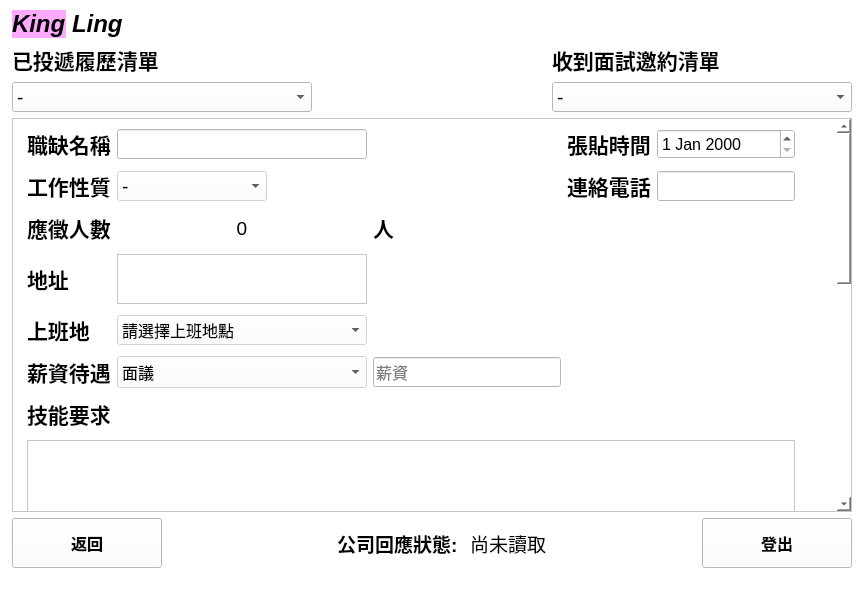
smilesmilehero/Advanced_Python_final_project_resume_system, file UI/user_mail.ui: the form before one commit.
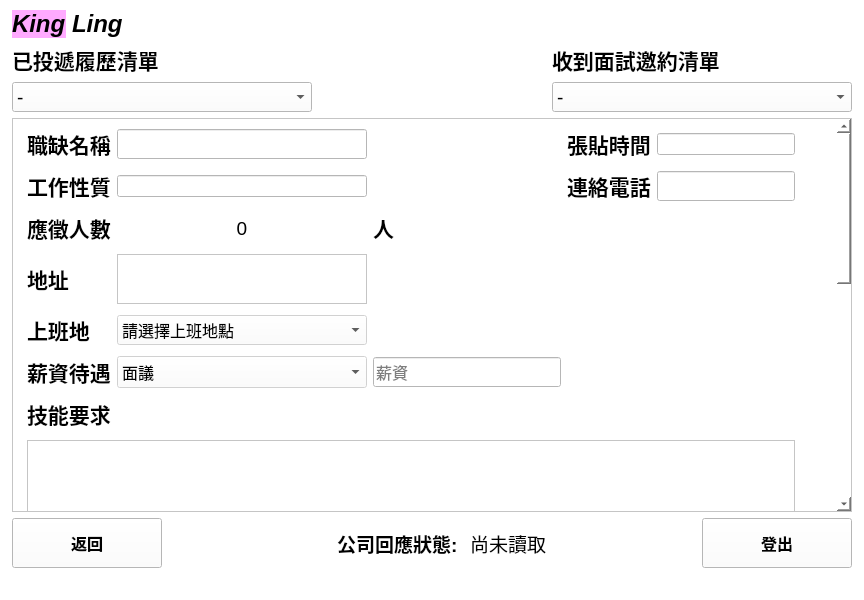
The form after the commit.

Commit message: update mail, search

The edit to the form file:
```diff
--- a/UI/user_mail.ui
+++ b/UI/user_mail.ui
@@ -294,9 +294,9 @@
          <property name="geometry">
           <rect>
            <x>0</x>
-           <y>-504</y>
-           <width>819</width>
-           <height>909</height>
+           <y>0</y>
+           <width>822</width>
+           <height>944</height>
           </rect>
          </property>
          <layout class="QGridLayout" name="gridLayout_4">
@@ -1752,304 +1752,6 @@
               </property>
              </widget>
             </item>
-            <item row="0" column="4">
-             <widget class="QDateEdit" name="post_dateEdit">
-              <property name="enabled">
-               <bool>false</bool>
-              </property>
-              <property name="maximumSize">
-               <size>
-                <width>150</width>
-                <height>30</height>
-               </size>
-              </property>
-              <property name="palette">
-               <palette>
-                <active>
-                 <colorrole role="WindowText">
-                  <brush brushstyle="SolidPattern">
-                   <color alpha="255">
-                    <red>0</red>
-                    <green>0</green>
-                    <blue>0</blue>
-                   </color>
-                  </brush>
-                 </colorrole>
-                 <colorrole role="Button">
-                  <brush brushstyle="SolidPattern">
-                   <color alpha="255">
-                    <red>255</red>
-                    <green>255</green>
-                    <blue>255</blue>
-                   </color>
-                  </brush>
-                 </colorrole>
-                 <colorrole role="Midlight">
-                  <brush brushstyle="SolidPattern">
-                   <color alpha="255">
-                    <red>0</red>
-                    <green>0</green>
-                    <blue>0</blue>
-                   </color>
-                  </brush>
-                 </colorrole>
-                 <colorrole role="Dark">
-                  <brush brushstyle="SolidPattern">
-                   <color alpha="255">
-                    <red>0</red>
-                    <green>0</green>
-                    <blue>0</blue>
-                   </color>
-                  </brush>
-                 </colorrole>
-                 <colorrole role="Mid">
-                  <brush brushstyle="SolidPattern">
-                   <color alpha="255">
-                    <red>0</red>
-                    <green>0</green>
-                    <blue>0</blue>
-                   </color>
-                  </brush>
-                 </colorrole>
-                 <colorrole role="Text">
-                  <brush brushstyle="SolidPattern">
-                   <color alpha="255">
-                    <red>0</red>
-                    <green>0</green>
-                    <blue>0</blue>
-                   </color>
-                  </brush>
-                 </colorrole>
-                 <colorrole role="ButtonText">
-                  <brush brushstyle="SolidPattern">
-                   <color alpha="255">
-                    <red>0</red>
-                    <green>0</green>
-                    <blue>0</blue>
-                   </color>
-                  </brush>
-                 </colorrole>
-                 <colorrole role="Base">
-                  <brush brushstyle="SolidPattern">
-                   <color alpha="255">
-                    <red>255</red>
-                    <green>255</green>
-                    <blue>255</blue>
-                   </color>
-                  </brush>
-                 </colorrole>
-                 <colorrole role="Window">
-                  <brush brushstyle="SolidPattern">
-                   <color alpha="255">
-                    <red>255</red>
-                    <green>255</green>
-                    <blue>255</blue>
-                   </color>
-                  </brush>
-                 </colorrole>
-                 <colorrole role="Shadow">
-                  <brush brushstyle="SolidPattern">
-                   <color alpha="255">
-                    <red>0</red>
-                    <green>0</green>
-                    <blue>0</blue>
-                   </color>
-                  </brush>
-                 </colorrole>
-                </active>
-                <inactive>
-                 <colorrole role="WindowText">
-                  <brush brushstyle="SolidPattern">
-                   <color alpha="255">
-                    <red>0</red>
-                    <green>0</green>
-                    <blue>0</blue>
-                   </color>
-                  </brush>
-                 </colorrole>
-                 <colorrole role="Button">
-                  <brush brushstyle="SolidPattern">
-                   <color alpha="255">
-                    <red>255</red>
-                    <green>255</green>
-                    <blue>255</blue>
-                   </color>
-                  </brush>
-                 </colorrole>
-                 <colorrole role="Midlight">
-                  <brush brushstyle="SolidPattern">
-                   <color alpha="255">
-                    <red>0</red>
-                    <green>0</green>
-                    <blue>0</blue>
-                   </color>
-                  </brush>
-                 </colorrole>
-                 <colorrole role="Dark">
-                  <brush brushstyle="SolidPattern">
-                   <color alpha="255">
-                    <red>0</red>
-                    <green>0</green>
-                    <blue>0</blue>
-                   </color>
-                  </brush>
-                 </colorrole>
-                 <colorrole role="Mid">
-                  <brush brushstyle="SolidPattern">
-                   <color alpha="255">
-                    <red>0</red>
-                    <green>0</green>
-                    <blue>0</blue>
-                   </color>
-                  </brush>
-                 </colorrole>
-                 <colorrole role="Text">
-                  <brush brushstyle="SolidPattern">
-                   <color alpha="255">
-                    <red>0</red>
-                    <green>0</green>
-                    <blue>0</blue>
-                   </color>
-                  </brush>
-                 </colorrole>
-                 <colorrole role="ButtonText">
-                  <brush brushstyle="SolidPattern">
-                   <color alpha="255">
-                    <red>0</red>
-                    <green>0</green>
-                    <blue>0</blue>
-                   </color>
-                  </brush>
-                 </colorrole>
-                 <colorrole role="Base">
-                  <brush brushstyle="SolidPattern">
-                   <color alpha="255">
-                    <red>255</red>
-                    <green>255</green>
-                    <blue>255</blue>
-                   </color>
-                  </brush>
-                 </colorrole>
-                 <colorrole role="Window">
-                  <brush brushstyle="SolidPattern">
-                   <color alpha="255">
-                    <red>255</red>
-                    <green>255</green>
-                    <blue>255</blue>
-                   </color>
-                  </brush>
-                 </colorrole>
-                 <colorrole role="Shadow">
-                  <brush brushstyle="SolidPattern">
-                   <color alpha="255">
-                    <red>0</red>
-                    <green>0</green>
-                    <blue>0</blue>
-                   </color>
-                  </brush>
-                 </colorrole>
-                </inactive>
-                <disabled>
-                 <colorrole role="WindowText">
-                  <brush brushstyle="SolidPattern">
-                   <color alpha="255">
-                    <red>0</red>
-                    <green>0</green>
-                    <blue>0</blue>
-                   </color>
-                  </brush>
-                 </colorrole>
-                 <colorrole role="Button">
-                  <brush brushstyle="SolidPattern">
-                   <color alpha="255">
-                    <red>255</red>
-                    <green>255</green>
-                    <blue>255</blue>
-                   </color>
-                  </brush>
-                 </colorrole>
-                 <colorrole role="Midlight">
-                  <brush brushstyle="SolidPattern">
-                   <color alpha="255">
-                    <red>0</red>
-                    <green>0</green>
-                    <blue>0</blue>
-                   </color>
-                  </brush>
-                 </colorrole>
-                 <colorrole role="Dark">
-                  <brush brushstyle="SolidPattern">
-                   <color alpha="255">
-                    <red>0</red>
-                    <green>0</green>
-                    <blue>0</blue>
-                   </color>
-                  </brush>
-                 </colorrole>
-                 <colorrole role="Mid">
-                  <brush brushstyle="SolidPattern">
-                   <color alpha="255">
-                    <red>0</red>
-                    <green>0</green>
-                    <blue>0</blue>
-                   </color>
-                  </brush>
-                 </colorrole>
-                 <colorrole role="Text">
-                  <brush brushstyle="SolidPattern">
-                   <color alpha="255">
-                    <red>0</red>
-                    <green>0</green>
-                    <blue>0</blue>
-                   </color>
-                  </brush>
-                 </colorrole>
-                 <colorrole role="ButtonText">
-                  <brush brushstyle="SolidPattern">
-                   <color alpha="255">
-                    <red>0</red>
-                    <green>0</green>
-                    <blue>0</blue>
-                   </color>
-                  </brush>
-                 </colorrole>
-                 <colorrole role="Base">
-                  <brush brushstyle="SolidPattern">
-                   <color alpha="255">
-                    <red>255</red>
-                    <green>255</green>
-                    <blue>255</blue>
-                   </color>
-                  </brush>
-                 </colorrole>
-                 <colorrole role="Window">
-                  <brush brushstyle="SolidPattern">
-                   <color alpha="255">
-                    <red>255</red>
-                    <green>255</green>
-                    <blue>255</blue>
-                   </color>
-                  </brush>
-                 </colorrole>
-                 <colorrole role="Shadow">
-                  <brush brushstyle="SolidPattern">
-                   <color alpha="255">
-                    <red>0</red>
-                    <green>0</green>
-                    <blue>0</blue>
-                   </color>
-                  </brush>
-                 </colorrole>
-                </disabled>
-               </palette>
-              </property>
-              <property name="font">
-               <font>
-                <pointsize>12</pointsize>
-               </font>
-              </property>
-             </widget>
-            </item>
             <item row="1" column="4">
              <widget class="QLineEdit" name="telephone_input">
               <property name="enabled">
@@ -3021,341 +2723,6 @@
               </property>
              </widget>
             </item>
-            <item row="1" column="1">
-             <widget class="QComboBox" name="type_comboBox">
-              <property name="enabled">
-               <bool>false</bool>
-              </property>
-              <property name="sizePolicy">
-               <sizepolicy hsizetype="Maximum" vsizetype="Maximum">
-                <horstretch>0</horstretch>
-                <verstretch>0</verstretch>
-               </sizepolicy>
-              </property>
-              <property name="minimumSize">
-               <size>
-                <width>0</width>
-                <height>30</height>
-               </size>
-              </property>
-              <property name="maximumSize">
-               <size>
-                <width>150</width>
-                <height>30</height>
-               </size>
-              </property>
-              <property name="palette">
-               <palette>
-                <active>
-                 <colorrole role="WindowText">
-                  <brush brushstyle="SolidPattern">
-                   <color alpha="255">
-                    <red>0</red>
-                    <green>0</green>
-                    <blue>0</blue>
-                   </color>
-                  </brush>
-                 </colorrole>
-                 <colorrole role="Button">
-                  <brush brushstyle="SolidPattern">
-                   <color alpha="255">
-                    <red>255</red>
-                    <green>255</green>
-                    <blue>255</blue>
-                   </color>
-                  </brush>
-                 </colorrole>
-                 <colorrole role="Midlight">
-                  <brush brushstyle="SolidPattern">
-                   <color alpha="255">
-                    <red>0</red>
-                    <green>0</green>
-                    <blue>0</blue>
-                   </color>
-                  </brush>
-                 </colorrole>
-                 <colorrole role="Dark">
-                  <brush brushstyle="SolidPattern">
-                   <color alpha="255">
-                    <red>0</red>
-                    <green>0</green>
-                    <blue>0</blue>
-                   </color>
-                  </brush>
-                 </colorrole>
-                 <colorrole role="Mid">
-                  <brush brushstyle="SolidPattern">
-                   <color alpha="255">
-                    <red>0</red>
-                    <green>0</green>
-                    <blue>0</blue>
-                   </color>
-                  </brush>
-                 </colorrole>
-                 <colorrole role="Text">
-                  <brush brushstyle="SolidPattern">
-                   <color alpha="255">
-                    <red>0</red>
-                    <green>0</green>
-                    <blue>0</blue>
-                   </color>
-                  </brush>
-                 </colorrole>
-                 <colorrole role="ButtonText">
-                  <brush brushstyle="SolidPattern">
-                   <color alpha="255">
-                    <red>0</red>
-                    <green>0</green>
-                    <blue>0</blue>
-                   </color>
-                  </brush>
-                 </colorrole>
-                 <colorrole role="Base">
-                  <brush brushstyle="SolidPattern">
-                   <color alpha="255">
-                    <red>255</red>
-                    <green>255</green>
-                    <blue>255</blue>
-                   </color>
-                  </brush>
-                 </colorrole>
-                 <colorrole role="Window">
-                  <brush brushstyle="SolidPattern">
-                   <color alpha="255">
-                    <red>255</red>
-                    <green>255</green>
-                    <blue>255</blue>
-                   </color>
-                  </brush>
-                 </colorrole>
-                 <colorrole role="Shadow">
-                  <brush brushstyle="SolidPattern">
-                   <color alpha="255">
-                    <red>0</red>
-                    <green>0</green>
-                    <blue>0</blue>
-                   </color>
-                  </brush>
-                 </colorrole>
-                </active>
-                <inactive>
-                 <colorrole role="WindowText">
-                  <brush brushstyle="SolidPattern">
-                   <color alpha="255">
-                    <red>0</red>
-                    <green>0</green>
-                    <blue>0</blue>
-                   </color>
-                  </brush>
-                 </colorrole>
-                 <colorrole role="Button">
-                  <brush brushstyle="SolidPattern">
-                   <color alpha="255">
-                    <red>255</red>
-                    <green>255</green>
-                    <blue>255</blue>
-                   </color>
-                  </brush>
-                 </colorrole>
-                 <colorrole role="Midlight">
-                  <brush brushstyle="SolidPattern">
-                   <color alpha="255">
-                    <red>0</red>
-                    <green>0</green>
-                    <blue>0</blue>
-                   </color>
-                  </brush>
-                 </colorrole>
-                 <colorrole role="Dark">
-                  <brush brushstyle="SolidPattern">
-                   <color alpha="255">
-                    <red>0</red>
-                    <green>0</green>
-                    <blue>0</blue>
-                   </color>
-                  </brush>
-                 </colorrole>
-                 <colorrole role="Mid">
-                  <brush brushstyle="SolidPattern">
-                   <color alpha="255">
-                    <red>0</red>
-                    <green>0</green>
-                    <blue>0</blue>
-                   </color>
-                  </brush>
-                 </colorrole>
-                 <colorrole role="Text">
-                  <brush brushstyle="SolidPattern">
-                   <color alpha="255">
-                    <red>0</red>
-                    <green>0</green>
-                    <blue>0</blue>
-                   </color>
-                  </brush>
-                 </colorrole>
-                 <colorrole role="ButtonText">
-                  <brush brushstyle="SolidPattern">
-                   <color alpha="255">
-                    <red>0</red>
-                    <green>0</green>
-                    <blue>0</blue>
-                   </color>
-                  </brush>
-                 </colorrole>
-                 <colorrole role="Base">
-                  <brush brushstyle="SolidPattern">
-                   <color alpha="255">
-                    <red>255</red>
-                    <green>255</green>
-                    <blue>255</blue>
-                   </color>
-                  </brush>
-                 </colorrole>
-                 <colorrole role="Window">
-                  <brush brushstyle="SolidPattern">
-                   <color alpha="255">
-                    <red>255</red>
-                    <green>255</green>
-                    <blue>255</blue>
-                   </color>
-                  </brush>
-                 </colorrole>
-                 <colorrole role="Shadow">
-                  <brush brushstyle="SolidPattern">
-                   <color alpha="255">
-                    <red>0</red>
-                    <green>0</green>
-                    <blue>0</blue>
-                   </color>
-                  </brush>
-                 </colorrole>
-                </inactive>
-                <disabled>
-                 <colorrole role="WindowText">
-                  <brush brushstyle="SolidPattern">
-                   <color alpha="255">
-                    <red>0</red>
-                    <green>0</green>
-                    <blue>0</blue>
-                   </color>
-                  </brush>
-                 </colorrole>
-                 <colorrole role="Button">
-                  <brush brushstyle="SolidPattern">
-                   <color alpha="255">
-                    <red>255</red>
-                    <green>255</green>
-                    <blue>255</blue>
-                   </color>
-                  </brush>
-                 </colorrole>
-                 <colorrole role="Midlight">
-                  <brush brushstyle="SolidPattern">
-                   <color alpha="255">
-                    <red>0</red>
-                    <green>0</green>
-                    <blue>0</blue>
-                   </color>
-                  </brush>
-                 </colorrole>
-                 <colorrole role="Dark">
-                  <brush brushstyle="SolidPattern">
-                   <color alpha="255">
-                    <red>0</red>
-                    <green>0</green>
-                    <blue>0</blue>
-                   </color>
-                  </brush>
-                 </colorrole>
-                 <colorrole role="Mid">
-                  <brush brushstyle="SolidPattern">
-                   <color alpha="255">
-                    <red>0</red>
-                    <green>0</green>
-                    <blue>0</blue>
-                   </color>
-                  </brush>
-                 </colorrole>
-                 <colorrole role="Text">
-                  <brush brushstyle="SolidPattern">
-                   <color alpha="255">
-                    <red>0</red>
-                    <green>0</green>
-                    <blue>0</blue>
-                   </color>
-                  </brush>
-                 </colorrole>
-                 <colorrole role="ButtonText">
-                  <brush brushstyle="SolidPattern">
-                   <color alpha="255">
-                    <red>0</red>
-                    <green>0</green>
-                    <blue>0</blue>
-                   </color>
-                  </brush>
-                 </colorrole>
-                 <colorrole role="Base">
-                  <brush brushstyle="SolidPattern">
-                   <color alpha="255">
-                    <red>255</red>
-                    <green>255</green>
-                    <blue>255</blue>
-                   </color>
-                  </brush>
-                 </colorrole>
-                 <colorrole role="Window">
-                  <brush brushstyle="SolidPattern">
-                   <color alpha="255">
-                    <red>255</red>
-                    <green>255</green>
-                    <blue>255</blue>
-                   </color>
-                  </brush>
-                 </colorrole>
-                 <colorrole role="Shadow">
-                  <brush brushstyle="SolidPattern">
-                   <color alpha="255">
-                    <red>0</red>
-                    <green>0</green>
-                    <blue>0</blue>
-                   </color>
-                  </brush>
-                 </colorrole>
-                </disabled>
-               </palette>
-              </property>
-              <property name="font">
-               <font>
-                <pointsize>14</pointsize>
-               </font>
-              </property>
-              <item>
-               <property name="text">
-                <string>-</string>
-               </property>
-              </item>
-              <item>
-               <property name="text">
-                <string>全職</string>
-               </property>
-              </item>
-              <item>
-               <property name="text">
-                <string>兼職</string>
-               </property>
-              </item>
-              <item>
-               <property name="text">
-                <string>工讀</string>
-               </property>
-              </item>
-              <item>
-               <property name="text">
-                <string>研發替代役</string>
-               </property>
-              </item>
-             </widget>
-            </item>
             <item row="1" column="0">
              <widget class="QLabel" name="label_2">
               <property name="font">
@@ -3866,6 +3233,16 @@
               </property>
              </spacer>
             </item>
+            <item row="0" column="4">
+             <widget class="QLineEdit" name="post_dateEdit">
+              <property name="enabled">
+               <bool>false</bool>
+              </property>
+             </widget>
+            </item>
+            <item row="1" column="1">
+             <widget class="QLineEdit" name="type_comboBox"/>
+            </item>
            </layout>
           </item>
          </layout>
```
The commit also changes 8 other files.
